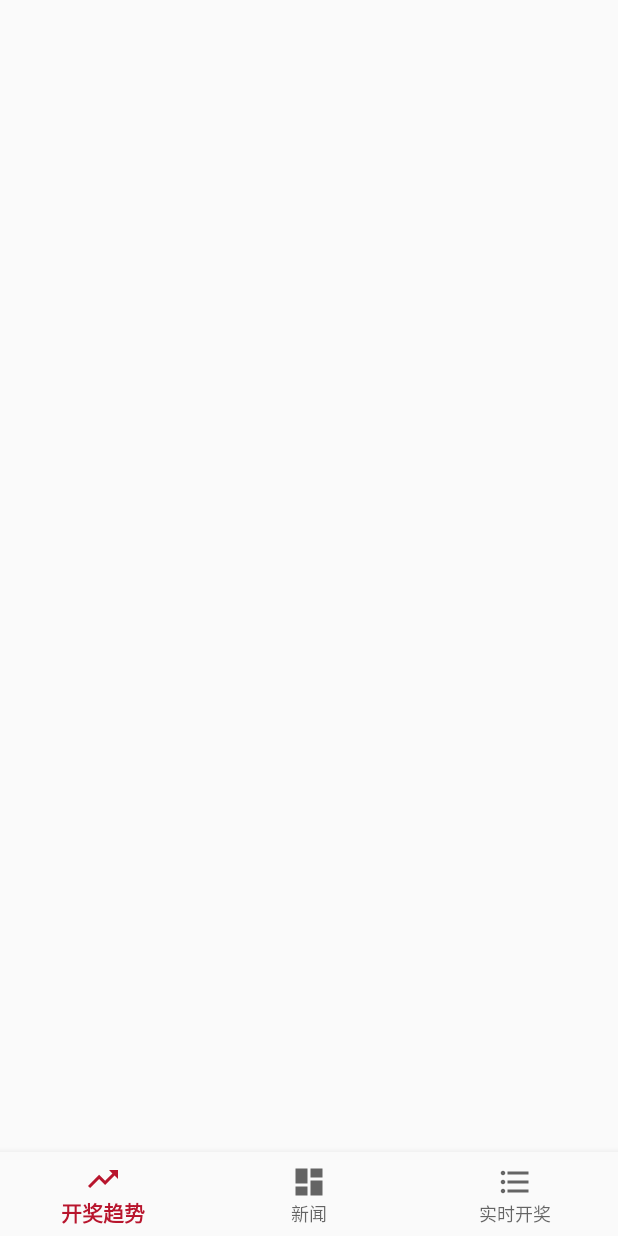
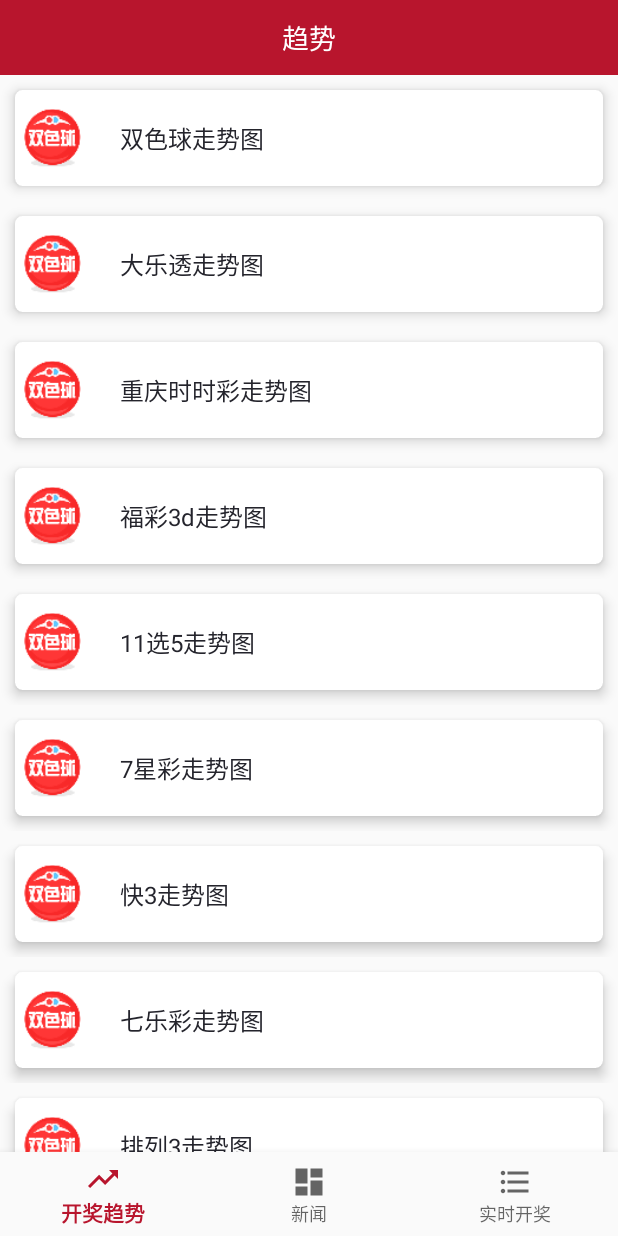
Before and after one commit to gangoogle/butter_ssc, an Android app: the screen it shows after launch (MainActivity), on a phone screen of 412 x 824 dp. Run offline under Robolectric (Android 15) with nearby library versions, the phone set to English and light mode, and no system bars; 1 statement that could not run was skipped.

Commit message:
1、开奖趋势页面完成

```diff
--- a/app/build.gradle
+++ b/app/build.gradle
@@ -13,7 +13,7 @@ android {
         versionCode 1
         versionName "1.0"
         testInstrumentationRunner "android.support.test.runner.AndroidJUnitRunner"
-        vectorDrawables.useSupportLibrary= true
+        vectorDrawables.useSupportLibrary = true
     }
     buildTypes {
         release {
--- a/app/src/main/AndroidManifest.xml
+++ b/app/src/main/AndroidManifest.xml
@@ -18,6 +18,8 @@
                 <category android:name="android.intent.category.LAUNCHER"/>
             </intent-filter>
         </activity>
+        <activity android:name=".ui.activity.TrendDetailActivity">
+        </activity>
     </application>
 
 </manifest>
--- a/app/src/main/java/com/butter/butterssc/data/TrendItemData.kt
+++ b/app/src/main/java/com/butter/butterssc/data/TrendItemData.kt
@@ -9,7 +9,14 @@ import com.butter.butterssc.model.TrendItem
 fun getTrendItemData(): List<TrendItem> {
     return listOf(
             TrendItem(R.mipmap.ic_shuangseqiu, "双色球走势图", "shuangseqiu.html"),
-            TrendItem(R.mipmap.ic_daletou,"大乐透走势图","大乐透走势图,超级大乐透前后区冷热基本走势图-网易彩票.html")
-
+            TrendItem(R.mipmap.ic_daletou, "大乐透走势图", "daletou.html"),
+            TrendItem(R.mipmap.ic_chongqingssc, "重庆时时彩走势图", "chongqingshishicai.html"),
+            TrendItem(R.mipmap.ic_3d, "福彩3d走势图", "3dzoushi.html"),
+            TrendItem(R.mipmap.ic_11xuan5, "11选5走势图", "11xuan5.html"),
+            TrendItem(R.mipmap.ic_7xingcai, "7星彩走势图", "7xingcai.html"),
+            TrendItem(R.mipmap.ic_kuai3, "快3走势图", "kuai3.html"),
+            TrendItem(R.mipmap.ic_7lecai, "七乐彩走势图", "7乐彩.html"),
+            TrendItem(R.mipmap.ic_pailie3, "排列3走势图", "pailie3.html"),
+            TrendItem(R.mipmap.ic_pailie5, "排列5走势图", "pailie5.html")
     )
 }
--- a/app/src/main/java/com/butter/butterssc/ui/activity/MainActivity.kt
+++ b/app/src/main/java/com/butter/butterssc/ui/activity/MainActivity.kt
@@ -5,6 +5,7 @@ import android.os.Bundle
 import android.support.design.widget.BottomNavigationView
 import android.support.v4.view.ViewPager
 import android.support.v7.app.AppCompatActivity
+import android.util.Log
 import com.butter.butterssc.R
 import com.butter.butterssc.adapter.HomeViewPagerAdapter
 import com.butter.butterssc.ui.view.BaseHomeView
@@ -43,7 +44,9 @@ class MainActivity : AppCompatActivity() {
         mContext = this
         mViews = listOf(TrendView(mContext), NewsView(mContext), LotteryView(mContext))
         mHomeViewAdapter = HomeViewPagerAdapter(mContext, mViews)
+        view_pager.offscreenPageLimit = 4
         view_pager.adapter = mHomeViewAdapter
+        mViews[0].loadData()
         view_pager.setOnPageChangeListener(object : ViewPager.OnPageChangeListener {
             override fun onPageScrollStateChanged(state: Int) {
             }
--- a/app/src/main/java/com/butter/butterssc/ui/view/BaseHomeView.kt
+++ b/app/src/main/java/com/butter/butterssc/ui/view/BaseHomeView.kt
@@ -14,6 +14,8 @@ abstract class BaseHomeView(val context: Context) {
 
     fun loadData() {
         if (!isLoad) {
+            //防止view没有加载
+            getView()
             initData()
             isLoad = true
         }
--- a/app/src/main/java/com/butter/butterssc/ui/view/LotteryView.kt
+++ b/app/src/main/java/com/butter/butterssc/ui/view/LotteryView.kt
@@ -20,6 +20,5 @@ class LotteryView(context: Context) : BaseHomeView(context) {
 
 
     override fun initData() {
-        TODO("not implemented") //To change body of created functions use File | Settings | File Templates.
     }
 }
--- a/app/src/main/java/com/butter/butterssc/ui/view/NewsView.kt
+++ b/app/src/main/java/com/butter/butterssc/ui/view/NewsView.kt
@@ -21,6 +21,5 @@ class NewsView(context: Context) : BaseHomeView(context) {
 
 
     override fun initData() {
-        TODO("not implemented") //To change body of created functions use File | Settings | File Templates.
     }
 }
--- a/app/src/main/java/com/butter/butterssc/ui/view/TrendView.kt
+++ b/app/src/main/java/com/butter/butterssc/ui/view/TrendView.kt
@@ -1,9 +1,15 @@
 package com.butter.butterssc.ui.view
 
 import android.content.Context
+import android.support.v7.widget.GridLayoutManager
+import android.support.v7.widget.LinearLayoutManager
+import android.util.Log
 import android.view.View
 import android.widget.TextView
 import com.butter.butterssc.R
+import com.butter.butterssc.adapter.RCTrendAdapter
+import com.butter.butterssc.data.getTrendItemData
+import kotlinx.android.synthetic.main.view_trend.view.*
 
 /**
  * Created by zgyi on 2018-01-03.
@@ -20,7 +26,10 @@ class TrendView(context: Context) : BaseHomeView(context) {
         return mView ?: View(context)
     }
 
-     override fun initData() {
+    override fun initData() {
+        Log.d("yzg","trend view initData")
+        mView?.rv_view?.layoutManager = LinearLayoutManager(context)
+        mView?.rv_view?.adapter = RCTrendAdapter(context, getTrendItemData())
 
     }
 }
--- a/app/src/main/res/layout/activity_main.xml
+++ b/app/src/main/res/layout/activity_main.xml
@@ -6,24 +6,46 @@
     android:id="@+id/container"
     android:layout_width="match_parent"
     android:layout_height="match_parent"
-    tools:context="com.butter.butterssc.ui.activity.MainActivity">
+    tools:context="com.butter.butterssc.ui.activity.MainActivity"
+    tools:layout_editor_absoluteY="25dp">
+
+    <LinearLayout
+        android:id="@+id/ll_status"
+        android:layout_width="0dp"
+        android:layout_height="50dp"
+        android:background="@color/colorMain"
+        app:layout_constraintEnd_toEndOf="parent"
+        app:layout_constraintStart_toStartOf="parent"
+        app:layout_constraintTop_toTopOf="parent">
+
+        <TextView
+            android:textColor="@color/white"
+            android:layout_width="match_parent"
+            android:layout_height="match_parent"
+            android:gravity="center"
+            android:text="趋势"
+            android:textSize="18sp"/>
+    </LinearLayout>
 
     <android.support.v4.view.ViewPager
+        android:id="@+id/view_pager"
+        android:layout_width="0dp"
+        android:layout_height="0dp"
         android:background="@color/card_title"
-        android:id="@+id/view_pager"
-        android:layout_width="match_parent"
-        android:layout_height="match_parent"></android.support.v4.view.ViewPager>
+        app:layout_constraintBottom_toBottomOf="parent"
+        app:layout_constraintEnd_toEndOf="parent"
+        app:layout_constraintStart_toStartOf="parent"
+        app:layout_constraintTop_toBottomOf="@+id/ll_status"></android.support.v4.view.ViewPager>
 
     <android.support.design.widget.BottomNavigationView
         android:id="@+id/navigation"
         android:layout_width="0dp"
         android:layout_height="wrap_content"
-        android:layout_marginEnd="0dp"
-        android:layout_marginStart="0dp"
         android:background="?android:attr/windowBackground"
         app:layout_constraintBottom_toBottomOf="parent"
-        app:layout_constraintLeft_toLeftOf="parent"
-        app:layout_constraintRight_toRightOf="parent"
-        app:menu="@menu/navigation"/>
+        app:layout_constraintEnd_toEndOf="parent"
+        app:layout_constraintStart_toStartOf="parent"
+        app:menu="@menu/navigation"
+        />
 
 </android.support.constraint.ConstraintLayout>
--- a/app/src/main/res/layout/item_trend.xml
+++ b/app/src/main/res/layout/item_trend.xml
@@ -1,5 +1,22 @@
 <?xml version="1.0" encoding="utf-8"?>
 <LinearLayout xmlns:android="http://schemas.android.com/apk/res/android"
+              xmlns:app="http://schemas.android.com/apk/res-auto"
+              android:layout_width="match_parent"
+              android:layout_height="wrap_content"
+              android:orientation="vertical">
+
+    <android.support.v7.widget.CardView
+        android:layout_width="match_parent"
+        android:layout_height="wrap_content"
+        android:layout_marginBottom="10dp"
+        android:layout_marginLeft="10dp"
+        android:layout_marginRight="10dp"
+        android:layout_marginTop="10dp"
+        app:cardBackgroundColor="@color/white"
+        app:cardCornerRadius="5dp"
+        app:cardElevation="5dp">
+
+        <LinearLayout
             android:layout_width="match_parent"
             android:layout_height="wrap_content"
             android:orientation="horizontal">
@@ -8,17 +25,20 @@
                 android:id="@+id/imageview"
                 android:layout_width="50dp"
                 android:layout_height="fill_parent"
+                android:padding="5dp"
                 android:src="@mipmap/ic_shuangseqiu"/>
 
             <TextView
                 android:id="@+id/tv_name"
                 android:layout_width="match_parent"
                 android:layout_height="fill_parent"
-        android:gravity="center"
+                android:gravity="center_vertical"
                 android:padding="20dp"
                 android:singleLine="true"
                 android:text="test"
                 android:textColor="@color/card_title_a"
-        android:textSize="18sp"/>
+                android:textSize="16sp"/>
+        </LinearLayout>
+    </android.support.v7.widget.CardView>
 
 </LinearLayout>
```
Also changed, not shown: app/src/main/java/com/butter/butterssc/adapter/RCTrendAdapter.kt (+11 -0 lines), app/src/main/java/com/butter/butterssc/ui/activity/TrendDetailActivity.kt (added, +19 -0 lines), app/src/main/res/drawable/ic_arrow_back_black_24dp.xml (added, +9 -0 lines), app/src/main/res/layout/activity_trend_detail.xml (added, +53 -0 lines). Lines whose indentation alone changed are shown as unchanged.
